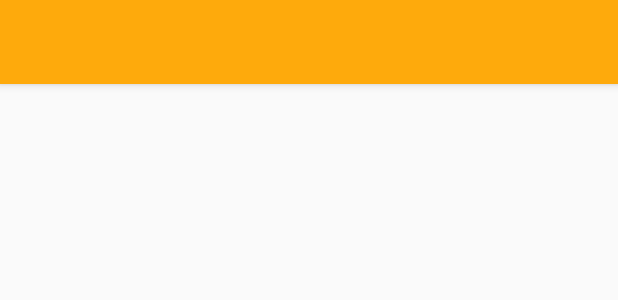
After one commit to MDMPDevelopment/SEB-SmartBike, an Android app: the layout activity_state.xml on its own in the app's theme, with its tools: preview values and no code run, on a phone screen of 412 x 824 dp. The commit adds this screen. Shown: the top 300 px of the screen. Run offline under Robolectric (Android 15) with nearby library versions, the phone set to English and light mode, and no system bars; network calls fail.

```diff
--- a/Android/SEBapp/app/build.gradle
+++ b/Android/SEBapp/app/build.gradle
@@ -2,7 +2,7 @@ apply plugin: 'com.android.application'
 
 android {
     compileSdkVersion 22
-    buildToolsVersion "22.0.1"
+    buildToolsVersion '25.0.0'
 
     defaultConfig {
         applicationId "com.example.benearle.sebapp"
@@ -21,6 +21,8 @@ android {
 
 dependencies {
     compile fileTree(dir: 'libs', include: ['*.jar'])
+    compile 'com.android.support:appcompat-v7:22.2.1'
+    compile 'com.android.support.constraint:constraint-layout:1.0.1'
+    compile 'com.android.support:design:22.2.1'
     testCompile 'junit:junit:4.12'
-    compile 'com.android.support:appcompat-v7:22.2.1'
 }
--- a/Android/SEBapp/app/src/main/AndroidManifest.xml
+++ b/Android/SEBapp/app/src/main/AndroidManifest.xml
@@ -15,6 +15,10 @@
                 <category android:name="android.intent.category.LAUNCHER" />
             </intent-filter>
         </activity>
+        <activity
+            android:name=".StateActivity"
+            android:label="@string/title_activity_state"
+            android:theme="@style/AppTheme.NoActionBar"></activity>
     </application>
 
 </manifest>
--- a/Android/SEBapp/app/src/main/java/com/example/benearle/sebapp/MainActivity.java
+++ b/Android/SEBapp/app/src/main/java/com/example/benearle/sebapp/MainActivity.java
@@ -1,5 +1,6 @@
 package com.example.benearle.sebapp;
 
+import android.content.Intent;
 import android.support.v7.app.AppCompatActivity;
 import android.os.Bundle;
 import android.widget.*;
@@ -29,6 +30,11 @@ public class MainActivity extends AppCompatActivity {
         }
     }
 
+    public void showState(View view) {
+        Intent intent = new Intent(this, StateActivity.class);
+        startActivity(intent);
+    }
+
     public void startRide(View view) {
         Toast.makeText(this, "Starting a new ride...", Toast.LENGTH_SHORT).show();
         byte[] data = {'n', 'e', 'w', 'R', 'i', 'd', 'e', ':', '1'};
--- /dev/null
+++ b/Android/SEBapp/app/src/main/res/layout/activity_state.xml
@@ -0,0 +1,27 @@
+<?xml version="1.0" encoding="utf-8"?>
+<android.support.design.widget.CoordinatorLayout xmlns:android="http://schemas.android.com/apk/res/android"
+    xmlns:app="http://schemas.android.com/apk/res-auto"
+    xmlns:tools="http://schemas.android.com/tools"
+    android:layout_width="match_parent"
+    android:layout_height="match_parent"
+    tools:context="com.example.benearle.sebapp.StateActivity">
+
+    <android.support.design.widget.AppBarLayout
+        android:layout_width="match_parent"
+        android:layout_height="wrap_content"
+        android:theme="@style/AppTheme.AppBarOverlay">
+
+        <android.support.v7.widget.Toolbar
+            android:id="@+id/toolbar"
+            android:layout_width="match_parent"
+            android:layout_height="?attr/actionBarSize"
+            android:background="?android:attr/colorPressedHighlight"
+            app:popupTheme="@style/AppTheme.PopupOverlay" />
+
+    </android.support.design.widget.AppBarLayout>
+
+    <include
+        android:id="@+id/include"
+        layout="@layout/content_state" />
+
+</android.support.design.widget.CoordinatorLayout>
--- /dev/null
+++ b/Android/SEBapp/app/src/main/res/layout/content_state.xml
@@ -0,0 +1,11 @@
+<?xml version="1.0" encoding="utf-8"?>
+<android.support.constraint.ConstraintLayout xmlns:android="http://schemas.android.com/apk/res/android"
+    xmlns:app="http://schemas.android.com/apk/res-auto"
+    xmlns:tools="http://schemas.android.com/tools"
+    android:layout_width="match_parent"
+    android:layout_height="match_parent"
+    app:layout_behavior="@string/appbar_scrolling_view_behavior"
+    tools:context="com.example.benearle.sebapp.StateActivity"
+    tools:showIn="@layout/activity_state">
+
+</android.support.constraint.ConstraintLayout>
--- a/Android/SEBapp/app/src/main/res/values/dimens.xml
+++ b/Android/SEBapp/app/src/main/res/values/dimens.xml
@@ -2,4 +2,5 @@
     <!-- Default screen margins, per the Android Design guidelines. -->
     <dimen name="activity_horizontal_margin">16dp</dimen>
     <dimen name="activity_vertical_margin">16dp</dimen>
+    <dimen name="fab_margin">16dp</dimen>
 </resources>
--- a/Android/SEBapp/app/src/main/res/values/strings.xml
+++ b/Android/SEBapp/app/src/main/res/values/strings.xml
@@ -1,3 +1,4 @@
 <resources>
     <string name="app_name">SEBapp</string>
+    <string name="title_activity_state">StateActivity</string>
 </resources>
--- a/Android/SEBapp/app/src/main/res/values/styles.xml
+++ b/Android/SEBapp/app/src/main/res/values/styles.xml
@@ -8,4 +8,13 @@
         <item name="colorAccent">@color/colorAccent</item>
     </style>
 
+    <style name="AppTheme.NoActionBar">
+        <item name="windowActionBar">false</item>
+        <item name="windowNoTitle">true</item>
+    </style>
+
+    <style name="AppTheme.AppBarOverlay" parent="ThemeOverlay.AppCompat.Dark.ActionBar" />
+
+    <style name="AppTheme.PopupOverlay" parent="ThemeOverlay.AppCompat.Light" />
+
 </resources>
--- a/Android/SEBapp/build.gradle
+++ b/Android/SEBapp/build.gradle
@@ -5,7 +5,7 @@ buildscript {
         jcenter()
     }
     dependencies {
-        classpath 'com.android.tools.build:gradle:2.1.2'
+        classpath 'com.android.tools.build:gradle:2.3.0'
 
         // NOTE: Do not place your application dependencies here; they belong
         // in the individual module build.gradle files
```
Also changed, not shown: Android/SEBapp/app/src/main/java/com/example/benearle/sebapp/StateActivity.java (added, +38 -0 lines), Android/SEBapp/app/src/main/res/layout/activity_main.xml (+7 -5 lines), Android/SEBapp/gradle/wrapper/gradle-wrapper.properties, 1 other file.
